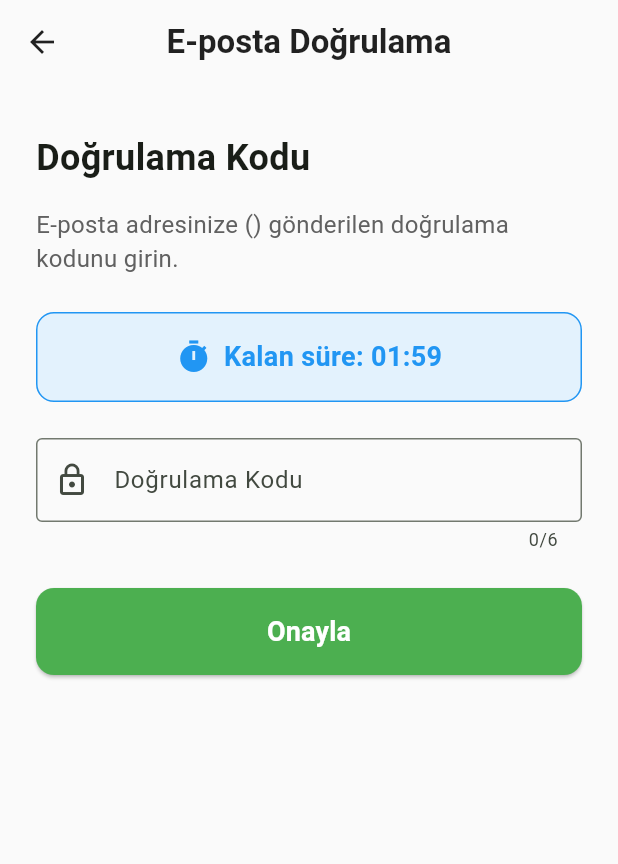
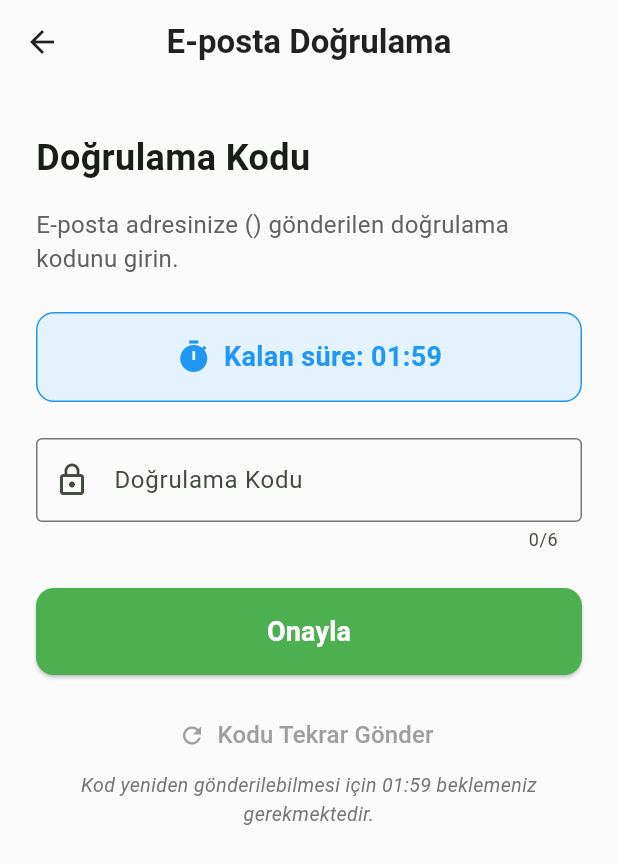
Before and after one commit to gangofthreee/tarladan, a Flutter app: the VerificationScreen screen opened directly with empty values, on a phone screen of 412 x 824 dp. Shown: the top 864 px of the screen. Run offline on Flutter 3.47's test engine with Material 3 defaults, Android fonts, the phone set to English and light mode, and no system bars.

Commit message:
resend code API baglantisi yapildi

```diff
--- a/frontend/lib/config/api_config.dart
+++ b/frontend/lib/config/api_config.dart
@@ -25,8 +25,11 @@ class ApiConfig {
   static const String registerEndpoint = '/api/users/register';
   static const String verifyEndpoint = '/api/users/verify';
   static const String verifyCodeEndpoint = '/api/verification/verifyCode';
+  static const String resendCodeEndpoint = '/api/verification/resendCode';
 
   static String get registerUrl => '$baseUrl$registerEndpoint';
   static String get verifyUrl => '$baseUrl$verifyEndpoint';
   static String get verifyCodeUrl => '$baseUrl$verifyCodeEndpoint';
+  static String resendCodeUrl(String email) =>
+      '$baseUrl$resendCodeEndpoint?email=$email';
 }
--- a/frontend/lib/screens/verification_screen.dart
+++ b/frontend/lib/screens/verification_screen.dart
@@ -20,6 +20,12 @@ class _VerificationScreenState extends State<VerificationScreen> {
   bool _isTimerExpired = false;
   int _remainingSeconds = 120; // 2 dakika = 120 saniye
   Timer? _timer;
+
+  // Resend code için yeni değişkenler
+  bool _isResendLoading = false;
+  bool _canResend = true;
+  int _resendCooldown = 0;
+  Timer? _resendTimer;
 
   @override
   void initState() {
@@ -150,9 +156,86 @@ class _VerificationScreenState extends State<VerificationScreen> {
     );
   }
 
+  void _showSuccessSnackBar(String message) {
+    ScaffoldMessenger.of(context).showSnackBar(
+      SnackBar(
+        content: Text(message),
+        backgroundColor: Colors.green,
+        behavior: SnackBarBehavior.floating,
+        shape: RoundedRectangleBorder(borderRadius: BorderRadius.circular(10)),
+      ),
+    );
+  }
+
+  Future<void> _resendVerificationCode() async {
+    if (!_canResend) {
+      _showErrorSnackBar("Lütfen ${_resendCooldown} saniye bekleyin.");
+      return;
+    }
+
+    setState(() {
+      _isResendLoading = true;
+    });
+
+    try {
+      final response = await http.post(
+        Uri.parse(ApiConfig.resendCodeUrl(widget.email)),
+        headers: {'Content-Type': 'application/json'},
+      );
+
+      if (!mounted) return;
+
+      if (response.statusCode == 200) {
+        _showSuccessSnackBar("Yeni doğrulama kodu gönderildi!");
+
+        // Timer'ı sıfırla ve yeniden başlat
+        _timer?.cancel();
+        setState(() {
+          _remainingSeconds = 120;
+          _isTimerExpired = false;
+          _codeController.clear();
+        });
+        _startTimer();
+
+        // 60 saniye cooldown başlat
+        _startResendCooldown();
+      } else {
+        _showErrorSnackBar("Kod gönderilemedi. Lütfen tekrar deneyin.");
+      }
+    } catch (e) {
+      if (!mounted) return;
+      _showErrorSnackBar("Bağlantı hatası: $e");
+    } finally {
+      if (mounted) {
+        setState(() {
+          _isResendLoading = false;
+        });
+      }
+    }
+  }
+
+  void _startResendCooldown() {
+    setState(() {
+      _canResend = false;
+      _resendCooldown = 120;
+    });
+
+    _resendTimer = Timer.periodic(const Duration(seconds: 1), (timer) {
+      setState(() {
+        if (_resendCooldown > 0) {
+          _resendCooldown--;
+        } else {
+          _canResend = true;
+          timer.cancel();
+        }
+      });
+    });
+  }
+
   @override
   void dispose() {
     _timer?.cancel();
+    _resendTimer?.cancel();
     _codeController.dispose();
     super.dispose();
   }
@@ -269,6 +352,72 @@ class _VerificationScreenState extends State<VerificationScreen> {
                       ),
               ),
             ),
+            const SizedBox(height: 16),
+            // Kodu Tekrar Gönder Butonu
+            Center(
+              child: TextButton.icon(
+                onPressed: (_isResendLoading || !_isTimerExpired || !_canResend)
+                    ? null
+                    : _resendVerificationCode,
+                icon: _isResendLoading
+                    ? const SizedBox(
+                        width: 16,
+                        height: 16,
+                        child: CircularProgressIndicator(strokeWidth: 2),
+                      )
+                    : const Icon(Icons.refresh),
+                label: Text(
+                  !_canResend
+                      ? 'Tekrar gönder ($_resendCooldown sn)'
+                      : 'Kodu Tekrar Gönder',
+                  style: const TextStyle(fontSize: 16),
+                ),
+                style: TextButton.styleFrom(
+                  foregroundColor: Colors.green,
+                  disabledForegroundColor: Colors.grey,
+                ),
+              ),
+            ),
+            // Bilgilendirme mesajı
+            if (!_isTimerExpired)
+              Padding(
+                padding: const EdgeInsets.symmetric(horizontal: 16),
+                child: Text(
+                  'Kod yeniden gönderilebilmesi için ${_formatTime(_remainingSeconds)} beklemeniz gerekmektedir.',
+                  textAlign: TextAlign.center,
+                  style: TextStyle(
+                    fontSize: 13,
+                    color: Colors.grey[600],
+                    fontStyle: FontStyle.italic,
+                  ),
+                ),
+              ),
+            if (_isTimerExpired && _canResend)
+              Padding(
+                padding: const EdgeInsets.symmetric(horizontal: 16),
+                child: Text(
+                  'Artık yeni bir doğrulama kodu talep edebilirsiniz.',
+                  textAlign: TextAlign.center,
+                  style: TextStyle(
+                    fontSize: 13,
+                    color: Colors.green[700],
+                    fontWeight: FontWeight.w500,
+                  ),
+                ),
+              ),
+            if (!_canResend && _isTimerExpired)
+              Padding(
+                padding: const EdgeInsets.symmetric(horizontal: 16),
+                child: Text(
+                  'Yeni kod göndermek için ${_formatTime(_resendCooldown)} beklemeniz gerekmektedir.',
+                  textAlign: TextAlign.center,
+                  style: TextStyle(
+                    fontSize: 13,
+                    color: Colors.orange[700],
+                    fontStyle: FontStyle.italic,
+                  ),
+                ),
+              ),
             if (_isTimerExpired) ...[
               const SizedBox(height: 16),
               Container(
@@ -287,7 +436,7 @@ class _VerificationScreenState extends State<VerificationScreen> {
                     const SizedBox(width: 8),
                     Expanded(
                       child: Text(
-                        'Süre doldu. Lütfen kayıt işlemini tekrar başlatın.',
+                        'Doğrulama kodunuzun süresi doldu.',
                         style: TextStyle(color: Colors.orange[900]),
                       ),
                     ),
```
Also changed, not shown: frontend/lib/screens/signup_screen.dart (+26 -4 lines), 1 other file.
